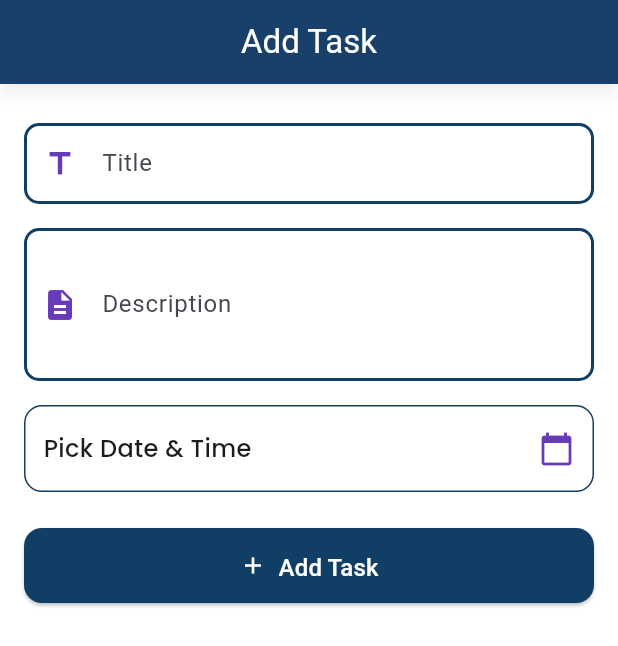
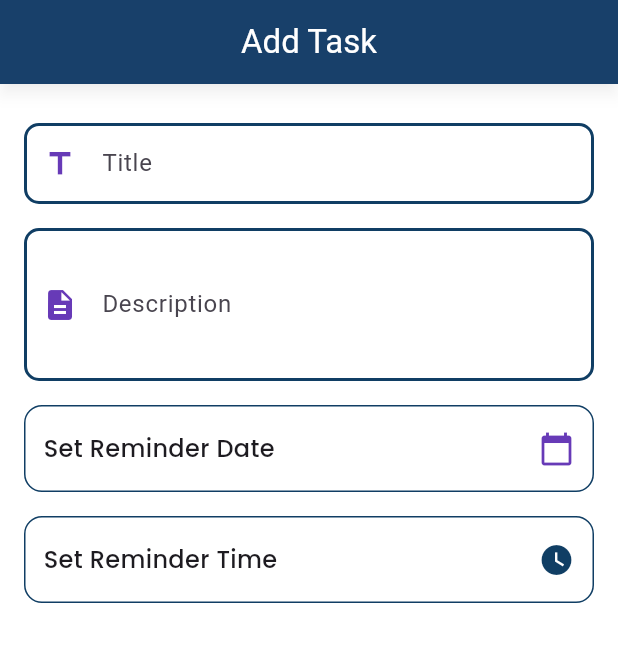
Before and after one commit to salahvk/remind_me, a Flutter app: the AddTaskScreen screen opened by its route, on a phone screen of 412 x 824 dp. Shown: the top 646 px of the screen. Run offline on Flutter 3.47's test engine with Material 3 defaults, Android fonts, the phone set to English and light mode, and no system bars; our stand-ins replace flutter_animate, flutter_bloc, freezed_annotation, go_router, google_fonts, shared_preferences; accounts and stored records are empty.

Commit message:
date and time pickers implemented in kotlin natively and added bloc functions

```diff
--- a/lib/config/route/go_router.dart
+++ b/lib/config/route/go_router.dart
@@ -3,7 +3,7 @@ import 'package:go_router/go_router.dart';
 import 'package:remind_me/config/route/route_constants.dart';
 import 'package:remind_me/config/route/transition.dart';
 import 'package:remind_me/features/splash/presentation/splash_screen.dart';
-import 'package:remind_me/features/task/presentation/pages/add_task_screen.dart';
+import 'package:remind_me/features/task/presentation/pages/add_task/add_task_screen.dart';
 import 'package:remind_me/features/task/presentation/pages/home_screen.dart';
 
 final GlobalKey<NavigatorState> navigatorKey = GlobalKey<NavigatorState>();
--- a/lib/features/task/presentation/bloc/task_event.dart
+++ b/lib/features/task/presentation/bloc/task_event.dart
@@ -4,6 +4,8 @@ part of 'task_bloc.dart';
 class TaskEvent with _$TaskEvent {
   const factory TaskEvent.addTask(Task task) = _AddTaskEvent;
   const factory TaskEvent.markTaskCompleted(String taskId) = _MarkTaskCompletedEvent;
+  const factory TaskEvent.selectDate() = _SelectDateEvent;
+  const factory TaskEvent.selectTime() = _SelectTimeEvent;
   const factory TaskEvent.loadTasks() = _LoadTasksEvent;
   const factory TaskEvent.showError(String message) = _ShowErrorEvent;
 }
--- a/lib/features/task/presentation/bloc/task_state.dart
+++ b/lib/features/task/presentation/bloc/task_state.dart
@@ -6,5 +6,8 @@ class TaskState with _$TaskState {
     @Default([]) List<Task> tasks,
     @Default(false) bool isLoading,
     String? errorMessage,
+    DateTime? selectedDateTime,
+    String? selectedDate,
+    String? selectedTime,
   }) = _TaskState;
 }
--- /dev/null
+++ b/lib/features/task/presentation/pages/add_task/add_task_screen.dart
@@ -0,0 +1,262 @@
+import 'package:flutter/material.dart';
+import 'package:flutter_bloc/flutter_bloc.dart';
+import 'package:remind_me/config/theme/color.dart';
+import 'package:remind_me/features/task/domain/entities/task.dart';
+import 'package:remind_me/services/date_time_picker_service.dart';
+
+import '../../bloc/task_bloc.dart';
+
+class AddTaskScreen extends StatefulWidget {
+  const AddTaskScreen({super.key});
+
+  @override
+  State<AddTaskScreen> createState() => _AddTaskScreenState();
+}
+
+class _AddTaskScreenState extends State<AddTaskScreen> {
+  final _titleController = TextEditingController();
+  final _descController = TextEditingController();
+
+  @override
+  Widget build(BuildContext context) {
+    final taskBloc = BlocProvider.of<TaskBloc>(context);
+    return Scaffold(
+      appBar: AppBar(
+        title: const Text('Add Task'),
+        centerTitle: true,
+        backgroundColor: RemindMeColors.primary,
+        foregroundColor: Colors.white,
+        elevation: 4,
+        shadowColor: Colors.black26,
+      ),
+      body: Padding(
+        padding: const EdgeInsets.all(16.0),
+        child: SingleChildScrollView(
+          child: Column(
+            crossAxisAlignment: CrossAxisAlignment.start,
+            children: [
+              const SizedBox(height: 10),
+
+              /// Title Input Field
+              AddTaskTitleWidget(titleController: _titleController),
+              const SizedBox(height: 16),
+
+              /// Description Input Field
+              AddTaskDescriptionWidget(descController: _descController),
+              const SizedBox(height: 16),
+
+              /// Date & Time Picker
+              AddTaskDatePicker(taskBloc: taskBloc),
+              const SizedBox(height: 16),
+
+              /// Date & Time Picker
+              AddTaskTimePicker(taskBloc: taskBloc),
+              const SizedBox(height: 24),
+
+              /// Add Task Button
+              // AddTaskButton(
+              //     titleController: _titleController,
+              //     selectedDateTime:,
+              //     descController: _descController),
+            ],
+          ),
+        ),
+      ),
+    );
+  }
+}
+
+class AddTaskTimePicker extends StatelessWidget {
+  const AddTaskTimePicker({
+    super.key,
+    required this.taskBloc,
+  });
+
+  final TaskBloc taskBloc;
+
+  @override
+  Widget build(BuildContext context) {
+    return InkWell(
+      onTap: () {
+        taskBloc.add(
+          const TaskEvent.selectTime(),
+        );
+      },
+      child: Container(
+        padding:
+            const EdgeInsets.symmetric(vertical: 16, horizontal: 12),
+        decoration: BoxDecoration(
+          borderRadius: BorderRadius.circular(12),
+          border: Border.all(color: RemindMeColors.primary),
+        ),
+        child: BlocBuilder<TaskBloc, TaskState>(
+            builder: (context, state) {
+          return Row(
+            mainAxisAlignment: MainAxisAlignment.spaceBetween,
+            children: [
+              Text(
+                state.selectedTime == null
+                    ? 'Set Reminder Time'
+                    : state.selectedTime ?? '',
+                style: const TextStyle(fontSize: 16),
+              ),
+              const Icon(Icons.watch_later,
+                  color: RemindMeColors.primary),
+            ],
+          );
+        }),
+      ),
+    );
+  }
+}
+
+class AddTaskDatePicker extends StatelessWidget {
+  const AddTaskDatePicker({
+    super.key,
+    required this.taskBloc,
+  });
+
+  final TaskBloc taskBloc;
+
+  @override
+  Widget build(BuildContext context) {
+    return InkWell(
+      onTap: () async {
+        taskBloc.add(
+          const TaskEvent.selectDate(),
+        );
+      },
+      child: Container(
+        padding:
+            const EdgeInsets.symmetric(vertical: 16, horizontal: 12),
+        decoration: BoxDecoration(
+          borderRadius: BorderRadius.circular(12),
+          border: Border.all(color: RemindMeColors.primary),
+        ),
+        child: BlocBuilder<TaskBloc, TaskState>(
+            builder: (context, state) {
+          return Row(
+            mainAxisAlignment: MainAxisAlignment.spaceBetween,
+            children: [
+              Text(
+                state.selectedDate == null
+                    ? 'Set Reminder Date'
+                    : state.selectedDate ?? '',
+                style: const TextStyle(fontSize: 16),
+              ),
+              const Icon(Icons.calendar_today,
+                  color: Colors.deepPurple),
+            ],
+          );
+        }),
+      ),
+    );
+  }
+}
+
+class AddTaskDescriptionWidget extends StatelessWidget {
+  const AddTaskDescriptionWidget({
+    super.key,
+    required TextEditingController descController,
+  }) : _descController = descController;
+
+  final TextEditingController _descController;
+
+  @override
+  Widget build(BuildContext context) {
+    return TextField(
+      controller: _descController,
+      maxLines: 3,
+      decoration: InputDecoration(
+        labelText: 'Description',
+        border: OutlineInputBorder(borderRadius: BorderRadius.circular(12)),
+        focusedBorder: OutlineInputBorder(
+          borderRadius: BorderRadius.circular(12),
+          borderSide: const BorderSide(color: RemindMeColors.primary, width: 2),
+        ),
+        prefixIcon: const Icon(Icons.description, color: Colors.deepPurple),
+      ),
+    );
+  }
+}
+
+class AddTaskTitleWidget extends StatelessWidget {
+  const AddTaskTitleWidget({
+    super.key,
+    required TextEditingController titleController,
+  }) : _titleController = titleController;
+
+  final TextEditingController _titleController;
+
+  @override
+  Widget build(BuildContext context) {
+    return TextField(
+      controller: _titleController,
+      decoration: InputDecoration(
+        labelText: 'Title',
+        border: OutlineInputBorder(borderRadius: BorderRadius.circular(12)),
+        focusedBorder: OutlineInputBorder(
+          borderRadius: BorderRadius.circular(12),
+          borderSide: const BorderSide(color: Colors.deepPurple, width: 2),
+        ),
+        prefixIcon: const Icon(Icons.title, color: Colors.deepPurple),
+      ),
+    );
+  }
+}
+
+class AddTaskButton extends StatelessWidget {
+  const AddTaskButton({
+    super.key,
+    required TextEditingController titleController,
+    required DateTime? selectedDateTime,
+    required TextEditingController descController,
+  })  : _titleController = titleController,
+        _selectedDateTime = selectedDateTime,
+        _descController = descController;
+
+  final TextEditingController _titleController;
+  final DateTime? _selectedDateTime;
+  final TextEditingController _descController;
+
+  @override
+  Widget build(BuildContext context) {
+    return SizedBox(
+      width: double.infinity,
+      height: 50,
+      child: ElevatedButton.icon(
+        onPressed: () {
+          if (_titleController.text.isNotEmpty && _selectedDateTime != null) {
+            BlocProvider.of<TaskBloc>(context).add(
+              TaskEvent.addTask(Task(
+                id: DateTime.now().toString(),
+                title: _titleController.text,
+                description: _descController.text,
+                reminderTime: _selectedDateTime!,
+              )),
+            );
+            Navigator.pop(context);
+          } else {
+            ScaffoldMessenger.of(context).showSnackBar(
+              const SnackBar(
+                content: Text('Please fill all fields and select a date!'),
+                backgroundColor: Colors.redAccent,
+              ),
+            );
+          }
+        },
+        icon: const Icon(Icons.add),
+        label: const Text(
+          'Add Task',
+          style: TextStyle(fontSize: 16),
+        ),
+        style: ElevatedButton.styleFrom(
+          backgroundColor: RemindMeColors.primary,
+          foregroundColor: Colors.white,
+          shape:
+              RoundedRectangleBorder(borderRadius: BorderRadius.circular(12)),
+        ),
+      ),
+    );
+  }
+}
--- a/lib/features/task/presentation/pages/add_task_screen.dart
+++ /dev/null
@@ -1,199 +0,0 @@
-import 'package:flutter/material.dart';
-import 'package:flutter_bloc/flutter_bloc.dart';
-import 'package:remind_me/config/theme/color.dart';
-import 'package:remind_me/features/task/domain/entities/task.dart';
-import 'package:remind_me/services/date_time_picker_service.dart';
-
-import '../bloc/task_bloc.dart';
-
-class AddTaskScreen extends StatefulWidget {
-  const AddTaskScreen({super.key});
-
-  @override
-  State<AddTaskScreen> createState() => _AddTaskScreenState();
-}
-
-class _AddTaskScreenState extends State<AddTaskScreen> {
-  final _titleController = TextEditingController();
-  final _descController = TextEditingController();
-  DateTime? _selectedDateTime;
-
-  String _date = "Select Date";
-  String _time = "Select Time";
-
-  // Function to trigger the Date Picker
-  Future<void> _pickDate() async {
-    String? date = await DateTimePickerService().showDatePicker();
-    if (date != null) {
-      setState(() {
-        _date = date;
-      });
-    }
-  }
-
-  // Function to trigger the Time Picker
-  Future<void> _pickTime() async {
-    String? time = await DateTimePickerService().showTimePicker();
-    if (time != null) {
-      setState(() {
-        _time = time;
-      });
-    }
-  }
-
-  @override
-  Widget build(BuildContext context) {
-    return Scaffold(
-      appBar: AppBar(
-        title: const Text('Add Task'),
-        centerTitle: true,
-        backgroundColor: RemindMeColors.primary,
-        foregroundColor: Colors.white,
-        elevation: 4,
-        shadowColor: Colors.black26,
-      ),
-      body: Padding(
-        padding: const EdgeInsets.all(16.0),
-        child: SingleChildScrollView(
-          child: Column(
-            crossAxisAlignment: CrossAxisAlignment.start,
-            children: [
-              const SizedBox(height: 10),
-
-              /// Title Input Field
-              TextField(
-                controller: _titleController,
-                decoration: InputDecoration(
-                  labelText: 'Title',
-                  border: OutlineInputBorder(
-                      borderRadius: BorderRadius.circular(12)),
-                  focusedBorder: OutlineInputBorder(
-                    borderRadius: BorderRadius.circular(12),
-                    borderSide:
-                        const BorderSide(color: Colors.deepPurple, width: 2),
-                  ),
-                  prefixIcon: const Icon(Icons.title, color: Colors.deepPurple),
-                ),
-              ),
-              const SizedBox(height: 16),
-
-              /// Description Input Field
-              TextField(
-                controller: _descController,
-                maxLines: 3,
-                decoration: InputDecoration(
-                  labelText: 'Description',
-                  border: OutlineInputBorder(
-                      borderRadius: BorderRadius.circular(12)),
-                  focusedBorder: OutlineInputBorder(
-                    borderRadius: BorderRadius.circular(12),
-                    borderSide:
-                        const BorderSide(color: Colors.deepPurple, width: 2),
-                  ),
-                  prefixIcon:
-                      const Icon(Icons.description, color: Colors.deepPurple),
-                ),
-              ),
-              const SizedBox(height: 16),
-
-              /// Date & Time Picker
-              InkWell(
-                onTap: () async {
-                  _pickDate();
-                  // final pickedDate = await showDatePicker(
-                  //   context: context,
-                  //   initialDate: DateTime.now(),
-                  //   firstDate: DateTime(2022),
-                  //   lastDate: DateTime(2100),
-                  // );
-
-                  // if (pickedDate != null) {
-                  //   final pickedTime = await showTimePicker(
-                  //     context: context,
-                  //     initialTime: TimeOfDay.now(),
-                  //   );
-
-                  //   if (pickedTime != null) {
-                  //     setState(() {
-                  //       _selectedDateTime = DateTime(
-                  //         pickedDate.year,
-                  //         pickedDate.month,
-                  //         pickedDate.day,
-                  //         pickedTime.hour,
-                  //         pickedTime.minute,
-                  //       );
-                  //     });
-                  //   }
-                  // }
-                },
-                child: Container(
-                  padding:
-                      const EdgeInsets.symmetric(vertical: 16, horizontal: 12),
-                  decoration: BoxDecoration(
-                    borderRadius: BorderRadius.circular(12),
-                    border: Border.all(color: RemindMeColors.primary),
-                  ),
-                  child: Row(
-                    mainAxisAlignment: MainAxisAlignment.spaceBetween,
-                    children: [
-                      Text(
-                        _selectedDateTime == null
-                            ? 'Pick Date & Time'
-                            : '${_selectedDateTime!.toLocal()}'.split('.')[0],
-                        style: const TextStyle(fontSize: 16),
-                      ),
-                      const Icon(Icons.calendar_today,
-                          color: Colors.deepPurple),
-                    ],
-                  ),
-                ),
-              ),
-              const SizedBox(height: 24),
-
-              /// Add Task Button
-              SizedBox(
-                width: double.infinity,
-                height: 50,
-                child: ElevatedButton.icon(
-                  onPressed: () {
-                    if (_titleController.text.isNotEmpty &&
-                        _selectedDateTime != null) {
-                      BlocProvider.of<TaskBloc>(context).add(
-                        TaskEvent.addTask(Task(
-                          id: DateTime.now().toString(),
-                          title: _titleController.text,
-                          description: _descController.text,
-                          reminderTime: _selectedDateTime!,
-                        )),
-                      );
-                      Navigator.pop(context);
-                    } else {
-                      ScaffoldMessenger.of(context).showSnackBar(
-                        const SnackBar(
-                          content:
-                              Text('Please fill all fields and select a date!'),
-                          backgroundColor: Colors.redAccent,
-                        ),
-                      );
-                    }
-                  },
-                  icon: const Icon(Icons.add),
-                  label: const Text(
-                    'Add Task',
-                    style: TextStyle(fontSize: 16),
-                  ),
-                  style: ElevatedButton.styleFrom(
-                    backgroundColor: RemindMeColors.primary,
-                    foregroundColor: Colors.white,
-                    shape: RoundedRectangleBorder(
-                        borderRadius: BorderRadius.circular(12)),
-                  ),
-                ),
-              ),
-            ],
-          ),
-        ),
-      ),
-    );
-  }
-}
--- a/pubspec.yaml
+++ b/pubspec.yaml
@@ -43,6 +43,7 @@ dependencies:
   go_router: ^14.6.2
   flutter_animate: ^4.5.2
   google_fonts: ^6.2.1
+  intl: ^0.20.1
 
 dev_dependencies:
   flutter_test:
```
Also changed, not shown: lib/core/extension/date_time.dart (added, +15 -0 lines), lib/core/extension/string_date_time.dart (added, +9 -0 lines), lib/features/task/presentation/bloc/task_bloc.dart (+26 -2 lines), lib/services/date_time_picker_service.dart (+6 -4 lines), lib/features/task/presentation/bloc/task_bloc.freezed.dart, pubspec.lock, 4 other files.
